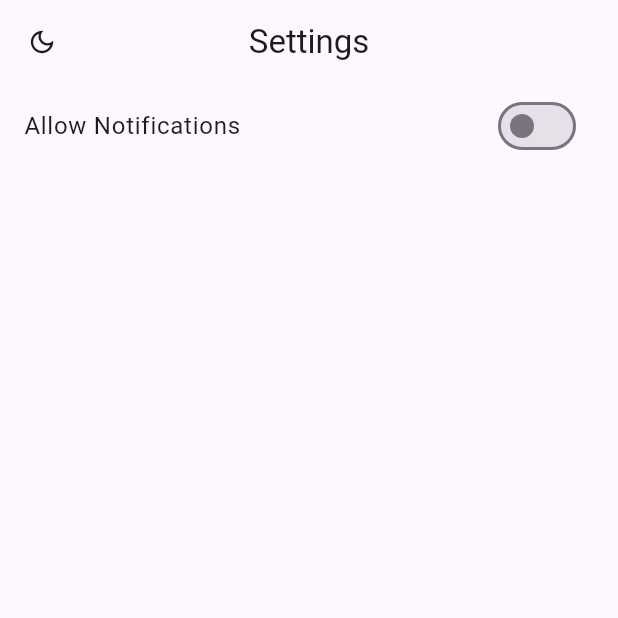
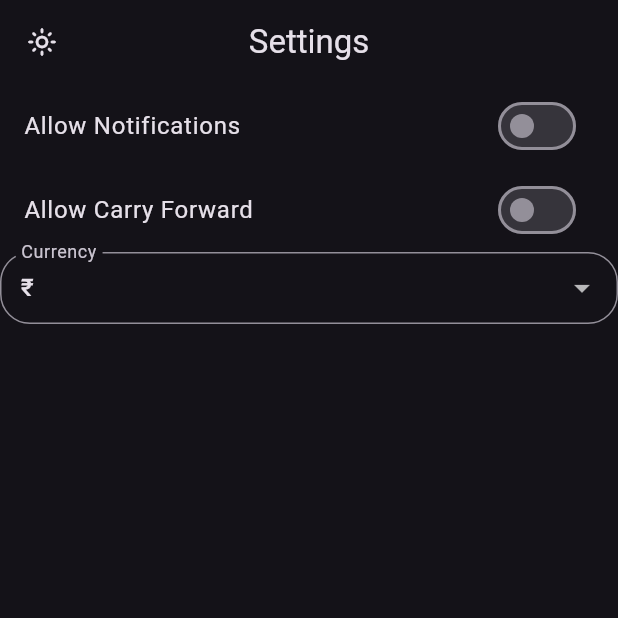
Before and after one commit to jayskhatri/finziee_dart, a Flutter app: the SettingsPage screen opened by its route, after a tap on the "dark mode" icon, on a phone screen of 412 x 824 dp, the top half of it. Run offline on Flutter 3.47's test engine with Material 3 defaults, Android fonts, the phone set to English and light mode, and no system bars; our stand-ins replace auto_animated, flutter_local_notifications, flutter_timezone, get, get_storage, permission_handler and 3 more; accounts and stored records are empty; network calls fail.

Commit message:
Added currency in setting page (#26)

```diff
--- a/lib/main.dart
+++ b/lib/main.dart
@@ -4,18 +4,20 @@ import 'package:finziee_dart/pages/home_page.dart';
 import 'package:finziee_dart/pages/recurring_page.dart';
 import 'package:finziee_dart/pages/settings_page.dart';
 import 'package:finziee_dart/pages/transaction_page.dart';
-import 'package:finziee_dart/services/ThemeServices.dart';
 import 'package:finziee_dart/services/notification_service.dart';
+import 'package:finziee_dart/services/settings_provider.dart';
 import 'package:flutter/material.dart';
 import 'package:flutter/services.dart';
 import 'package:get_storage/get_storage.dart';
 import 'package:permission_handler/permission_handler.dart';
+import 'package:provider/provider.dart';
 
 final GlobalKey<NavigatorState> navigatorKey = GlobalKey<NavigatorState>();
 
 void main() async{
   WidgetsFlutterBinding.ensureInitialized();
   await NotificationService().init();
+  await SettingsProvider().getPreferences();
   await GetStorage.init();
   await Permission.notification.isDenied.then((value) {
     if (value) {
@@ -31,13 +33,39 @@ class MyApp extends StatelessWidget {
 
   @override
   Widget build(BuildContext context) {
-    return MaterialApp(
+    return ChangeNotifierProvider(
+      create: (_) => SettingsProvider(),
+      child: Consumer<SettingsProvider>(
+          builder: (context, SettingsProvider themeNotifier, child) {
+        return MaterialApp(
+          debugShowCheckedModeBanner: false,
+          initialRoute: '/',
+          navigatorKey: navigatorKey,
+          theme: themeNotifier.isDarkMode
+              ? Themes.dark
+              : Themes.light,
+          darkTheme: Themes.dark,
+          routes: {
+            '/': (context) => const HomePage(),
+            '/transactions': (context) => const TransactionPage(),
+            '/categories': (context) => const CategoriesPage(),
+            '/settings': (context) => const SettingsPage(),
+            '/recurring': (context) => const RecurringPage(),
+          },
+        );
+      }),
+    );
+  }
+}
+
+/**
+ * MaterialApp(
           debugShowCheckedModeBanner: false,
           initialRoute: '/',
           navigatorKey: navigatorKey,
           theme: Themes.light,
           darkTheme: Themes.dark,
-          themeMode: ThemeServices().theme,
+          themeMode: SharedPref().theme,
           routes: {
             '/': (context) => const HomePage(),
             '/transactions':(context) =>  const TransactionPage(),
@@ -46,5 +74,4 @@ class MyApp extends StatelessWidget {
             '/recurring':(context) => const RecurringPage(),
           },
       );
-  }
-}
+ */
--- a/lib/pages/settings_page.dart
+++ b/lib/pages/settings_page.dart
@@ -1,8 +1,10 @@
-import 'package:finziee_dart/services/ThemeServices.dart';
-import 'package:finziee_dart/services/notification_service.dart';
+import 'package:finziee_dart/services/settings_provider.dart';
+import 'package:finziee_dart/services/shared_pref.dart';
+import 'package:finziee_dart/util/constants.dart';
 import 'package:finziee_dart/util/value_helper.dart';
 import 'package:flutter/material.dart';
 import 'package:get/get.dart';
+import 'package:provider/provider.dart';
 
 class SettingsPage extends StatefulWidget {
   const SettingsPage({Key? key}) : super(key: key);
@@ -12,19 +14,25 @@ class SettingsPage extends StatefulWidget {
 }
 
 class _SettingsPageState extends State<SettingsPage> {
-  bool notificationAllowed = NotificationService().notificationAllowed;
-  TextEditingController _notificationTimeController = TextEditingController();
+
+  SettingsProvider settingPrvdr = Get.find();
+  bool notificationAllowed = SharedPref().notificationAllowed;
+  final TextEditingController _notificationTimeController = TextEditingController();
   final ValueHelper valueHelper = ValueHelper();
+  bool cFAllowed = false;
+  String dropdownCurrency = "₹";
 
   @override
   void didChangeDependencies() {
-    // TODO: implement didChangeDependencies
     super.didChangeDependencies();
-     _notificationTimeController.text = valueHelper.getFormattedTimeIn12Hr(NotificationService().notificationTime);
-    print('time---------> ${_notificationTimeController.text}');
+     _notificationTimeController.text = valueHelper.getFormattedTimeIn12Hr(SharedPref().notificationTime);
   }
+
   @override
   Widget build(BuildContext context) {
+    return Consumer<SettingsProvider>(
+        builder: (context, SettingsProvider settingsProvider, child) {
+          cFAllowed = settingsProvider.isCFAllowed??false;
       return Scaffold(
         appBar: AppBar(
           title: const Text('Settings'),
@@ -32,10 +40,14 @@ class _SettingsPageState extends State<SettingsPage> {
           elevation: 0.0,
           leading: GestureDetector(
             onTap: () {
-            ThemeServices().switchTheme();
+              settingsProvider.isDarkMode
+                  ? settingsProvider.isDark = false
+                  : settingsProvider.isDark = true;
             },
             child: Icon(
-            Get.isDarkMode ? Icons.light_mode_outlined : Icons.dark_mode_outlined,
+              settingsProvider.isDarkMode
+                  ? Icons.light_mode_outlined
+                  : Icons.dark_mode_outlined,
               size: 20,
             ),
           ),
@@ -50,11 +62,13 @@ class _SettingsPageState extends State<SettingsPage> {
                   setState(() {
                     notificationAllowed = value;
                   });
-                if(notificationAllowed){
-                  NotificationService().turnOnNotifications(true, TimeOfDay(hour: 20, minute: 0));
-                }else{
-                  _notificationTimeController.text = valueHelper.getFormattedTimeIn12Hr(TimeOfDay(hour: 20, minute: 0));
-                  NotificationService().turnOffNotifications(false);
+                  if (notificationAllowed) {
+                    SharedPref().turnOnNotifications(
+                        true, TimeOfDay(hour: 20, minute: 0));
+                  } else {
+                    _notificationTimeController.text = valueHelper
+                        .getFormattedTimeIn12Hr(TimeOfDay(hour: 20, minute: 0));
+                    SharedPref().turnOffNotifications(false);
                   }
                 },
               ),
@@ -67,14 +81,15 @@ class _SettingsPageState extends State<SettingsPage> {
                   onPressed: () async {
                     TimeOfDay? pickedTime = await showTimePicker(
                       context: context,
-                    initialTime: NotificationService().notificationTime,
+                      initialTime: SharedPref().notificationTime,
                     );
                     if (pickedTime != null) {
-                    if(notificationAllowed){
-                      NotificationService().turnOnNotifications(true, pickedTime);
+                      if (SharedPref().notificationAllowed) {
+                        SharedPref().turnOnNotifications(true, pickedTime);
                       }
                       setState(() {
-                      _notificationTimeController.text = pickedTime.format(context);
+                        _notificationTimeController.text =
+                            pickedTime.format(context);
                       });
                     }
                   },
@@ -82,8 +97,49 @@ class _SettingsPageState extends State<SettingsPage> {
                 ),
               ),
             ),
+            ListTile(
+              title: const Text('Allow Carry Forward'),
+              trailing: Switch(
+                value: settingsProvider
+                    .isCFAllowed, // Replace with your variable to control the switch
+                onChanged: (value) {
+                  print('value is: $value');
+                  setState(() {
+                    cFAllowed = value;
+                  });
+                  print('CF Allowed: $cFAllowed');
+                  settingsProvider.isCFAllowed = cFAllowed;
+                },
+              ),
+            ),
+
+            Expanded(
+              child: DropdownButtonFormField(
+                decoration: InputDecoration(
+                  labelText: 'Currency',
+                  border: OutlineInputBorder(
+                    borderRadius: BorderRadius.circular(20.0),
+                  ),
+                  contentPadding: const EdgeInsets.all(10.0),
+                ),
+                value: settingsProvider.currencySymbol,
+                items: Constants.currenciesSymbol.map((String value) {
+                  return DropdownMenuItem<String>(
+                    value: value,
+                    child: Text(value),
+                  );
+                }).toList(),
+                onChanged: (String? value) {
+                  setState(() {
+                    dropdownCurrency = value ?? "₹";
+                  });
+                  settingsProvider.currencySymbol = dropdownCurrency;
+                },
+              ),
+            ),
           ],
         ),
       );
+    });
   }
 }
--- a/lib/services/ThemeServices.dart
+++ /dev/null
@@ -1,19 +0,0 @@
-import 'package:flutter/material.dart';
-import 'package:get_storage/get_storage.dart';
-import 'package:get/get.dart';
-class ThemeServices{
-  final _storage = GetStorage();
-  final _key = 'isDarkMode';
-
-  _saveThemeToStorage(bool isDarkMode)=>_storage.write(_key, isDarkMode);
-
-  bool _loadThemeFromStorage()=>_storage.read(_key)??false;
-  ThemeMode get theme => _loadThemeFromStorage() ? ThemeMode.dark : ThemeMode.light;
-
-  void switchTheme(){
-    bool isDarkMode = _loadThemeFromStorage();
-    print('theme: $isDarkMode');
-    Get.changeThemeMode(_loadThemeFromStorage()?ThemeMode.light:ThemeMode.dark);
-    _saveThemeToStorage(!_loadThemeFromStorage());
-  }
-}
--- /dev/null
+++ b/lib/services/finziee_shared_preferences.dart
@@ -0,0 +1,49 @@
+import 'package:shared_preferences/shared_preferences.dart';
+
+class FinzieeSharedPref{
+  static const String DARKMODE = "DARKMODE";
+  static const String ISFIRSTTIME = "ISFIRSTTIME";
+  static const String ISCFALLOWED = "ISCFALLOWED";
+  static const String CURRENCYSYMBOL = "CURRENCYSYMBOL";
+
+
+  setDarkTheme(bool value) async {
+    SharedPreferences sharedPreferences = await SharedPreferences.getInstance();
+    sharedPreferences.setBool(DARKMODE, value);
+  }
+
+  getDarkTheme() async{
+    SharedPreferences sharedPreferences = await SharedPreferences.getInstance();
+    return sharedPreferences.getBool(DARKMODE);
+  }
+
+  setFirstTime(bool value) async {
+    SharedPreferences sharedPreferences = await SharedPreferences.getInstance();
+    sharedPreferences.setBool(ISFIRSTTIME, value);
+  }
+
+  getFirstTime() async{
+    SharedPreferences sharedPreferences = await SharedPreferences.getInstance();
+    return sharedPreferences.getBool(ISFIRSTTIME);
+  }
+
+  setCFAllowed(bool value) async {
+    SharedPreferences sharedPreferences = await SharedPreferences.getInstance();
+    sharedPreferences.setBool(ISCFALLOWED, value);
+  }
+
+  getCFAllowed() async{
+    SharedPreferences sharedPreferences = await SharedPreferences.getInstance();
+    return sharedPreferences.getBool(ISCFALLOWED);
+  }
+
+  setCurrencySymbol(String value) async {
+    SharedPreferences sharedPreferences = await SharedPreferences.getInstance();
+    sharedPreferences.setString(CURRENCYSYMBOL, value);
+  }
+
+  getCurrencySymbol() async{
+    SharedPreferences sharedPreferences = await SharedPreferences.getInstance();
+    return sharedPreferences.getString(CURRENCYSYMBOL);
+  }
+}
--- a/lib/services/notification_service.dart
+++ b/lib/services/notification_service.dart
@@ -14,28 +14,10 @@ class NotificationService{
   static const String channelName = 'Finziee';
   static const String channelDescription = 'Finziee';
 
-  final _storage = GetStorage();
-  final _key = 'isNotificationsAllowed';
-  final _notificationTime = 'notificationTime';
-  final ValueHelper valueHelper = ValueHelper();
-
   FlutterLocalNotificationsPlugin flutterLocalNotificationsPlugin =
       FlutterLocalNotificationsPlugin();
 
   String? notificationPayload;
-
-  _saveNotificationSettingsToStorage(bool isNotificationsAllowed, {TimeOfDay time = const TimeOfDay(hour: 20, minute: 0)}) {
-    _storage.write(_key, isNotificationsAllowed);
-    _storage.write(_notificationTime, valueHelper.getFormattedTimeIn12Hr(time));
-  }
-
-  bool _loadNotificationAllowedFromStorage() => _storage.read(_key)??false;
-
-  TimeOfDay _loadNotificationTimeFromStorage()=> valueHelper.getTimeOfDayFromString(_storage.read(_notificationTime)??"8:00 PM");
-
-
-  bool get notificationAllowed => _loadNotificationAllowedFromStorage();
-  TimeOfDay get notificationTime => _loadNotificationTimeFromStorage();
 
   /// Initialize notification
   init() async {
@@ -234,18 +216,6 @@ class NotificationService{
         );
   }
 
-  void turnOffNotifications(bool isNotificationAllowed) async {
-    print('notification turned off with bool val: $isNotificationAllowed');
-    await cancelDailyNotification();
-    _saveNotificationSettingsToStorage(isNotificationAllowed);
-  }
-
-  void turnOnNotifications(bool isNotificationAllowed, TimeOfDay chosenTime) async {
-    print('notification turned on with bool val: $isNotificationAllowed');
-    await scheduleDailyNotification(chosenTime);
-    _saveNotificationSettingsToStorage(isNotificationAllowed, time: chosenTime);
-  }
-
   cancelAll() async => await flutterLocalNotificationsPlugin.cancelAll();
   cancel(id) async => await flutterLocalNotificationsPlugin.cancel(id);
 
--- /dev/null
+++ b/lib/services/settings_provider.dart
@@ -0,0 +1,67 @@
+import 'package:finziee_dart/services/finziee_shared_preferences.dart';
+import 'package:flutter/material.dart';
+
+class SettingsProvider extends ChangeNotifier{
+  late bool? _isDarkMode;
+  late bool? _isNotificationAllowed;
+  late bool? _isCFAllowed;
+  late TimeOfDay? _notificationTime;
+  late String? _currencySymbol;
+  late FinzieeSharedPref _sharedPref;
+  bool get isDarkMode => _isDarkMode??false;
+  bool get isNotificationAllowed => _isNotificationAllowed??true;
+  bool get isCFAllowed => _isCFAllowed??false;
+  TimeOfDay get notificationTime => _notificationTime??TimeOfDay(hour: 20, minute: 0);
+  String get currencySymbol => _currencySymbol??"₹";
+
+  SettingsProvider(){
+    _isDarkMode = false;
+    _isNotificationAllowed = true;
+    _isCFAllowed = false;
+    _notificationTime = TimeOfDay(hour: 20, minute: 0);
+    _currencySymbol = "₹";
+    _sharedPref = FinzieeSharedPref();
+    getPreferences();
+  }
+
+  set isDark(bool value) {
+    _isDarkMode = value;
+    _sharedPref.setDarkTheme(value);
+    notifyListeners();
+  }
+
+  set isNotificationAllowed(bool value) {
+    _isNotificationAllowed = value;
+    // _sharedPref.setNotificationAllowed(value);
+    notifyListeners();
+  }
+
+  set isCFAllowed(bool value) {
+    _isCFAllowed = value;
+    _sharedPref.setCFAllowed(value);
+    notifyListeners();
+  }
+
+  set notificationTime(TimeOfDay value) {
+    _notificationTime = value;
+    print('setting notification time to $value');
+    // _sharedPref.setNotificationTime(time: value);
+    notifyListeners();
+  }
+
+  set currencySymbol(String value) {
+    _currencySymbol = value;
+     _sharedPref.setCurrencySymbol(value);
+    notifyListeners();
+  }
+
+  getPreferences() async {
+    _isDarkMode = await _sharedPref.getDarkTheme();
+    // _isNotificationAllowed = await _sharedPref.getNotificationAllowed();
+    _isCFAllowed = await _sharedPref.getCFAllowed();
+    _currencySymbol = await _sharedPref.getCurrencySymbol();
+    // _notificationTime = ValueHelper().getTimeOfDayFromString(await _sharedPref.getNotificationTime());
+    notifyListeners();
+  }
+
+}
--- /dev/null
+++ b/lib/services/shared_pref.dart
@@ -0,0 +1,52 @@
+import 'package:finziee_dart/services/notification_service.dart';
+import 'package:finziee_dart/util/value_helper.dart';
+import 'package:flutter/material.dart';
+import 'package:get_storage/get_storage.dart';
+
+class SharedPref{
+  final _storage = GetStorage();
+
+  //Notification related
+  final _notificationKey = 'isNotificationsAllowed';
+  final _notificationTime = 'notificationTime';
+  final ValueHelper valueHelper = ValueHelper();
+
+  //cf related
+  final String isCFallowedKey = "CFAllowed";
+
+  //cf related methods
+  bool _loadCFAllowedFlag() => _storage.read(isCFallowedKey)??false;
+
+  toggleCFAllowedFlag() {
+    bool isCFAllowed = _loadCFAllowedFlag();
+    _storage.write(isCFallowedKey, !isCFAllowed);
+    print("CF Allowed: $isCFAllowed");
+  }
+  bool get cfAllowed => _loadCFAllowedFlag();
+
+
+  //Notification related methods
+  _saveNotificationSettingsToStorage(bool isNotificationsAllowed, {TimeOfDay time = const TimeOfDay(hour: 20, minute: 0)}) {
+    _storage.write(_notificationKey, isNotificationsAllowed);
+    _storage.write(_notificationTime, valueHelper.getFormattedTimeIn12Hr(time));
+  }
+
+  bool _loadNotificationAllowedFromStorage() => _storage.read(_notificationKey)??false;
+
+  TimeOfDay _loadNotificationTimeFromStorage()=> valueHelper.getTimeOfDayFromString(_storage.read(_notificationTime)??"8:00 PM");
+
+  bool get notificationAllowed => _loadNotificationAllowedFromStorage();
+  TimeOfDay get notificationTime => _loadNotificationTimeFromStorage();
+
+  void turnOffNotifications(bool isNotificationAllowed) async {
+    print('notification turned off with bool val: $isNotificationAllowed');
+    await NotificationService().cancelDailyNotification();
+    _saveNotificationSettingsToStorage(isNotificationAllowed);
+  }
+
+  void turnOnNotifications(bool isNotificationAllowed, TimeOfDay chosenTime) async {
+    print('notification turned on with bool val: $isNotificationAllowed');
+    await NotificationService().scheduleDailyNotification(chosenTime);
+    _saveNotificationSettingsToStorage(isNotificationAllowed, time: chosenTime);
+  }
+}
--- a/lib/util/constants.dart
+++ b/lib/util/constants.dart
@@ -50,5 +50,19 @@ class Constants{
       CategoryModel(catName: 'Other', catType: 0, catColor: Colour.colorList.keys.elementAt(7), catIsFav: false),
     ];
 
+  static final List<String> currenciesSymbol = [
+    "₹",
+    "\$",
+    "€",
+    "£",
+    "¥",
+    "₽",
+    "₺",
+    "₩",
+    "₴",
+    "₸",
+    "₮",
+  ];
+
 
 }
--- a/pubspec.yaml
+++ b/pubspec.yaml
@@ -53,6 +53,7 @@ dependencies:
   flutter_timezone: ^1.0.8
   permission_handler: ^11.3.1
   auto_animated: ^3.2.0
+  provider: ^6.1.2
 
 dev_dependencies:
   flutter_test:
```
Also changed, not shown: lib/pages/home_page.dart (+9 -9 lines), lib/pages/recurring_page.dart (+12 -3 lines), lib/pages/transaction_page.dart (+11 -3 lines). Lines whose indentation alone changed are shown as unchanged.
